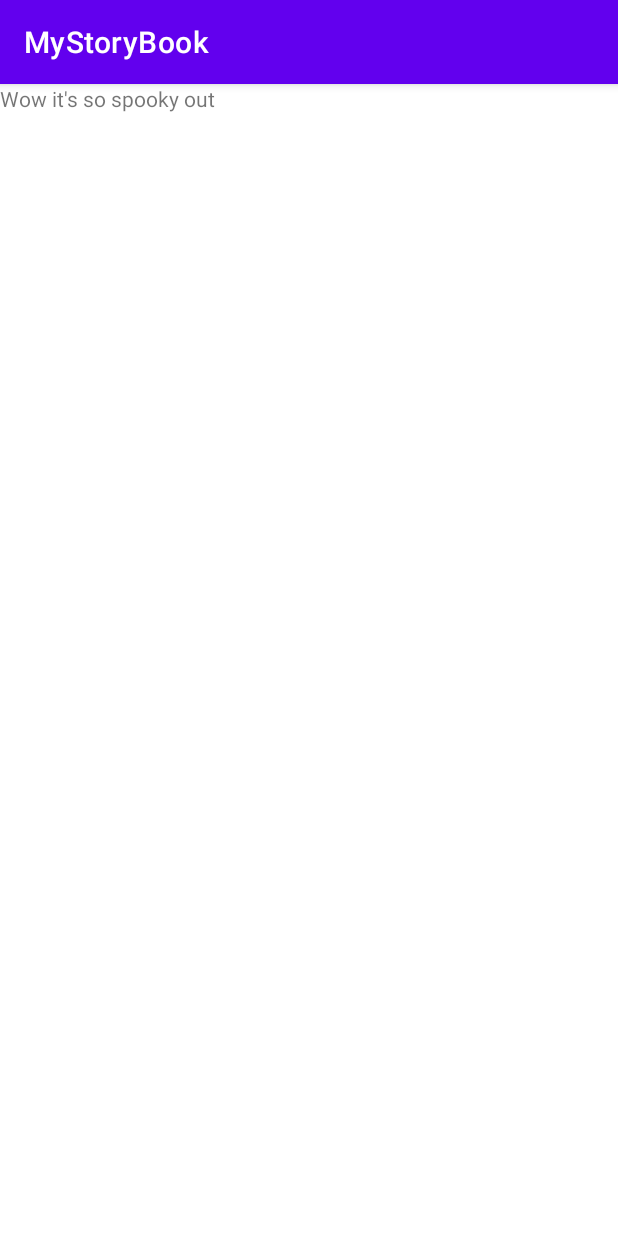
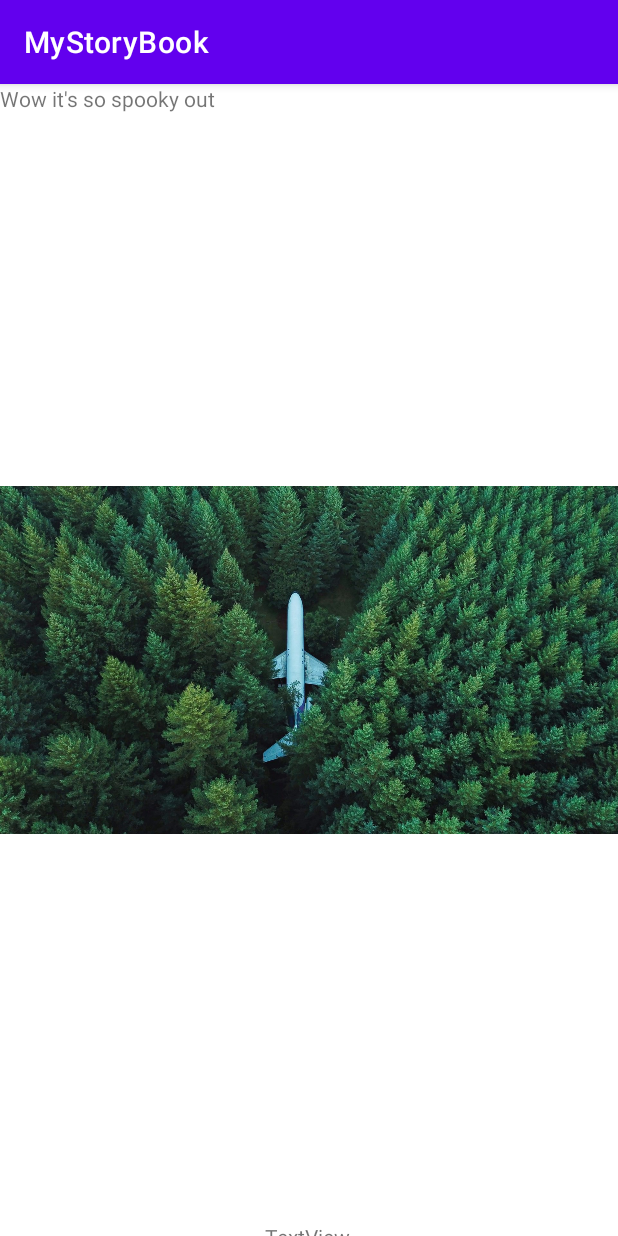
Before and after one commit to Hayden-Lummus/MyStoryBook, an Android app: the page2 screen opened directly, with no data from a screen before it, on a phone screen of 412 x 824 dp. Run offline under Robolectric (Android 15) with nearby library versions, the phone set to English and light mode, and no system bars.

Commit message:
Initial release

```diff
--- a/app/src/main/res/layout/activity_page2.xml
+++ b/app/src/main/res/layout/activity_page2.xml
@@ -13,4 +13,24 @@
         android:text="Wow it's so spooky out"
         tools:layout_editor_absoluteX="441dp"
         tools:layout_editor_absoluteY="148dp" />
+
+    <ImageView
+        android:id="@+id/imageView2"
+        android:layout_width="wrap_content"
+        android:layout_height="wrap_content"
+        app:srcCompat="@drawable/z50l9tbij7i31"
+        tools:layout_editor_absoluteX="0dp"
+        tools:layout_editor_absoluteY="-247dp" />
+
+    <TextView
+        android:id="@+id/textView3"
+        android:layout_width="wrap_content"
+        android:layout_height="wrap_content"
+        android:text="TextView"
+        app:layout_constraintBottom_toBottomOf="parent"
+        app:layout_constraintEnd_toEndOf="parent"
+        app:layout_constraintHorizontal_bias="0.498"
+        app:layout_constraintStart_toStartOf="parent"
+        app:layout_constraintTop_toBottomOf="@+id/imageView2"
+        app:layout_constraintVertical_bias="0.497" />
 </androidx.constraintlayout.widget.ConstraintLayout>
```
